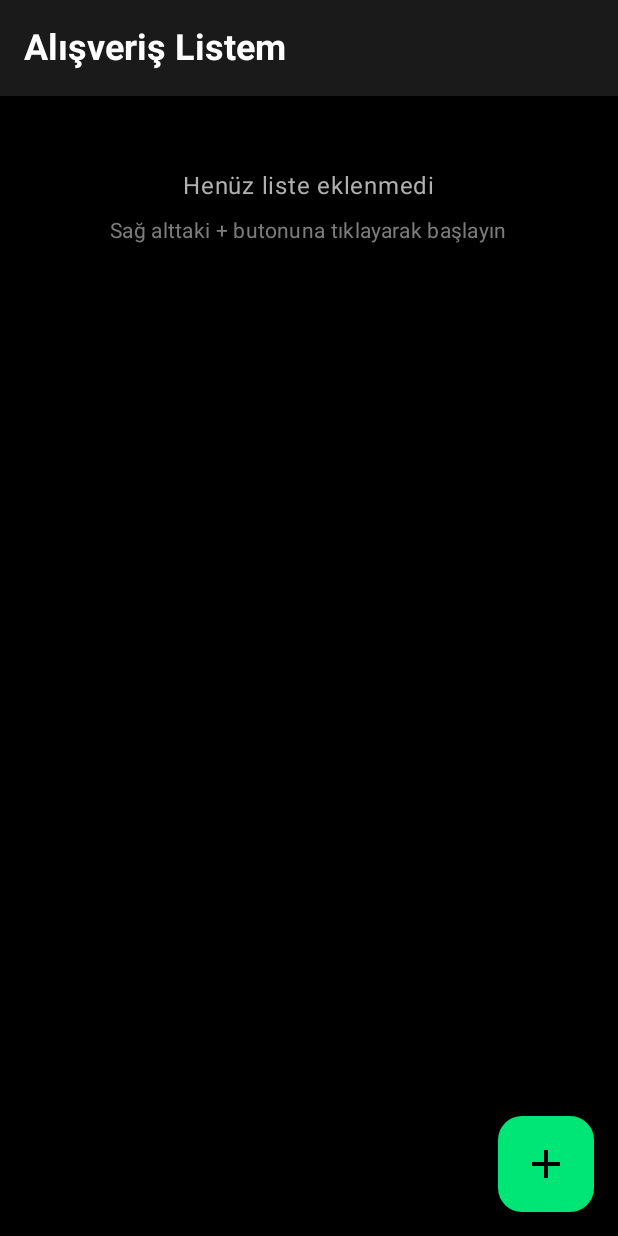
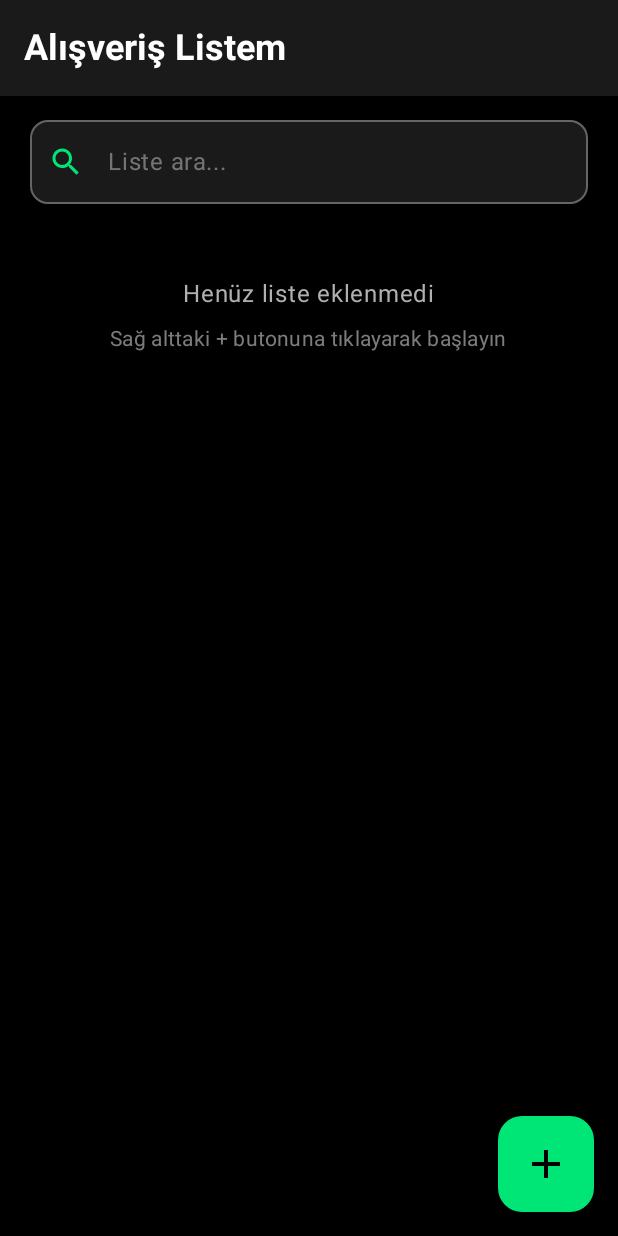
Before and after one commit to bymaskeli53/ShopList, an Android app built with Jetpack Compose: the screen it shows after launch (MainActivity), on a phone screen of 412 x 824 dp. Run offline under Robolectric (Android 15) with nearby library versions, the phone set to English and light mode, and no system bars; libraries missing offline, so code that uses them is left out: app.cash.sqldelight, com.benasher44.uuid; 3 statements that could not run were skipped.

Commit message:
feat: Add search functionality to the shopping list screen
This commit introduces a search bar on the `ShoppingListScreen` to allow users to filter their shopping lists.

- A new `OutlinedTextField` has been added at the top of the screen to serve as the search bar.
- The search bar includes a leading search icon and a trailing close icon to clear the query.
- The UI list is now filtered based on the `searchQuery`. The filtering logic checks for matches in both the list title and the titles of the items within each list, ignoring case.
- The text indicating the list count now dynamically updates to show either the total number of lists or the number of search results found.

```diff
--- a/composeApp/src/commonMain/kotlin/com/gundogar/shoplist/ShopListScreen.kt
+++ b/composeApp/src/commonMain/kotlin/com/gundogar/shoplist/ShopListScreen.kt
@@ -18,7 +18,9 @@ import androidx.compose.foundation.lazy.items
 import androidx.compose.foundation.shape.RoundedCornerShape
 import androidx.compose.material.icons.Icons
 import androidx.compose.material.icons.filled.Add
+import androidx.compose.material.icons.filled.Close
 import androidx.compose.material.icons.filled.Delete
+import androidx.compose.material.icons.filled.Search
 import androidx.compose.material3.*
 import androidx.compose.runtime.*
 import androidx.compose.ui.Alignment
@@ -45,6 +47,23 @@ fun ShoppingListScreen(
     val snackbarHostState = remember { SnackbarHostState() }
     val ttsManager = remember { TextToSpeechManager() }
 
+    // Search state
+    var searchQuery by remember { mutableStateOf("") }
+    var isSearchActive by remember { mutableStateOf(false) }
+
+    // Filter lists based on search query
+    val filteredLists = remember(lists, searchQuery) {
+        if (searchQuery.isBlank()) {
+            lists
+        } else {
+            lists.filter { list ->
+                list.title.contains(searchQuery, ignoreCase = true) ||
+                list.items.any { item ->
+                    item.title.contains(searchQuery, ignoreCase = true)
+                }
+            }
+        }
+    }
 
     // Track recently deleted list for undo
     var deletedList by remember { mutableStateOf<ShoppingListUI?>(null) }
@@ -116,10 +135,55 @@ fun ShoppingListScreen(
                 .background(backgroundColor)
                 .padding(horizontal = 20.dp, vertical = 16.dp)
         ) {
+            // Search bar
+            OutlinedTextField(
+                value = searchQuery,
+                onValueChange = { searchQuery = it },
+                modifier = Modifier
+                    .fillMaxWidth()
+                    .padding(bottom = 16.dp),
+                placeholder = { Text("Liste ara...", color = textSecondary.copy(alpha = 0.6f)) },
+                leadingIcon = {
+                    Icon(
+                        Icons.Default.Search,
+                        contentDescription = "Ara",
+                        tint = accentColor
+                    )
+                },
+                trailingIcon = {
+                    if (searchQuery.isNotEmpty()) {
+                        IconButton(onClick = { searchQuery = "" }) {
+                            Icon(
+                                Icons.Default.Close,
+                                contentDescription = "Temizle",
+                                tint = textSecondary
+                            )
+                        }
+                    }
+                },
+                colors = OutlinedTextFieldDefaults.colors(
+                    focusedTextColor = textPrimary,
+                    unfocusedTextColor = textPrimary,
+                    focusedBorderColor = accentColor,
+                    unfocusedBorderColor = textSecondary.copy(alpha = 0.5f),
+                    focusedLeadingIconColor = accentColor,
+                    unfocusedLeadingIconColor = textSecondary,
+                    cursorColor = accentColor,
+                    focusedContainerColor = surfaceColor,
+                    unfocusedContainerColor = surfaceColor
+                ),
+                shape = RoundedCornerShape(12.dp),
+                singleLine = true
+            )
+
             // List count indicator
             if (lists.isNotEmpty()) {
                 Text(
-                    text = "${lists.size} adet listeniz var",
+                    text = if (searchQuery.isEmpty()) {
+                        "${lists.size} adet listeniz var"
+                    } else {
+                        "${filteredLists.size} sonuç bulundu"
+                    },
                     style = MaterialTheme.typography.labelMedium,
                     color = textSecondary,
                     modifier = Modifier.padding(bottom = 12.dp)
@@ -152,7 +216,7 @@ fun ShoppingListScreen(
                 verticalArrangement = Arrangement.spacedBy(12.dp)
             ) {
                 items(
-                    items = lists,
+                    items = filteredLists,
                     key = { list -> list.id }
                 ) { list ->
 //                    AnimatedVisibility(
```
